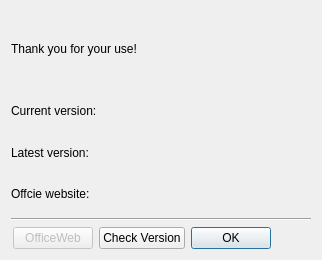
Before: the Qt Designer form woterm/qwoaboutdialog.ui in aoyiduo/woterm, drawn with Qt 5.
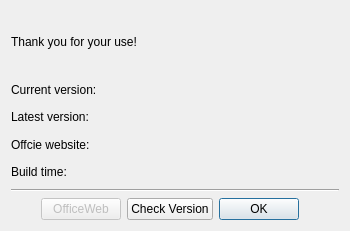
After: the same form once the commit is applied.

The edit to the form file:
```diff
--- a/woterm/qwoaboutdialog.ui
+++ b/woterm/qwoaboutdialog.ui
@@ -6,8 +6,8 @@
    <rect>
     <x>0</x>
     <y>0</y>
-    <width>318</width>
-    <height>260</height>
+    <width>350</width>
+    <height>231</height>
    </rect>
   </property>
   <property name="maximumSize">
@@ -160,6 +160,42 @@
      </item>
     </layout>
    </item>
+   <item>
+    <layout class="QHBoxLayout" name="horizontalLayout_7">
+     <item>
+      <widget class="QLabel" name="label_6">
+       <property name="text">
+        <string>Build time:</string>
+       </property>
+      </widget>
+     </item>
+     <item>
+      <widget class="QLabel" name="buildTime">
+       <property name="sizePolicy">
+        <sizepolicy hsizetype="MinimumExpanding" vsizetype="Preferred">
+         <horstretch>0</horstretch>
+         <verstretch>0</verstretch>
+        </sizepolicy>
+       </property>
+       <property name="minimumSize">
+        <size>
+         <width>100</width>
+         <height>0</height>
+        </size>
+       </property>
+       <property name="text">
+        <string/>
+       </property>
+       <property name="textFormat">
+        <enum>Qt::RichText</enum>
+       </property>
+       <property name="openExternalLinks">
+        <bool>true</bool>
+       </property>
+      </widget>
+     </item>
+    </layout>
+   </item>
    <item>
     <widget class="Line" name="line">
      <property name="minimumSize">
```
